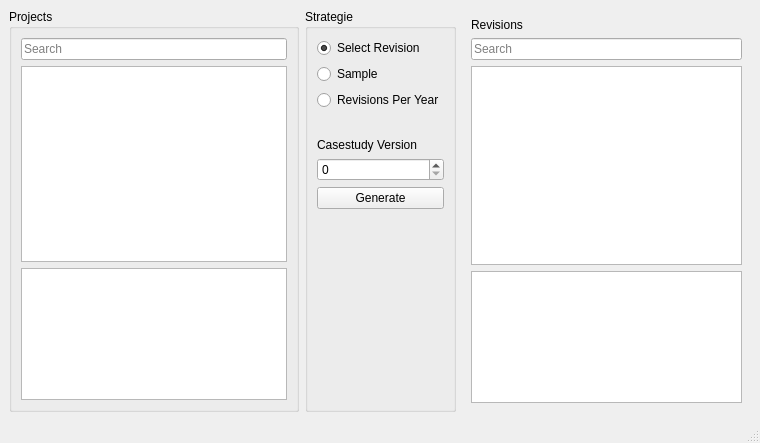
The window that uicomponents/CaseStudyGeneration.ui (se-sic/VaRA-Tool-Suite) describes before a commit, drawn with Qt 5.
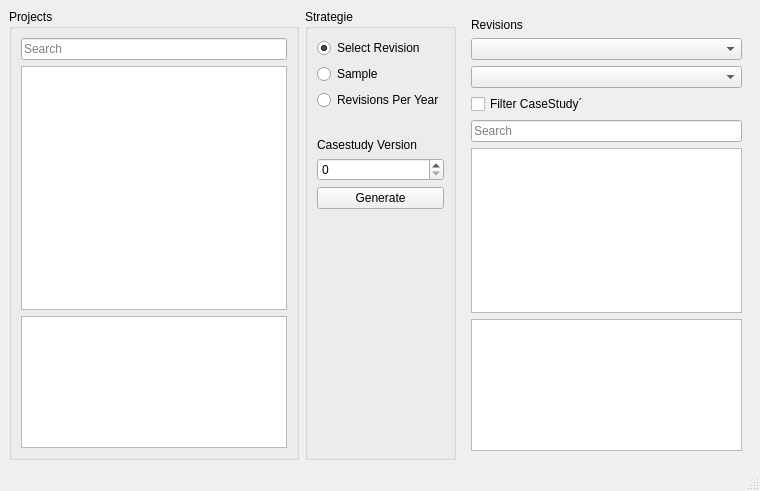
The same window after the commit.

Commit message: add case_study overview to gui

The edit to the form file:
```diff
--- a/uicomponents/CaseStudyGeneration.ui
+++ b/uicomponents/CaseStudyGeneration.ui
@@ -10,7 +10,7 @@
     <x>0</x>
     <y>0</y>
     <width>760</width>
-    <height>443</height>
+    <height>491</height>
    </rect>
   </property>
   <property name="sizePolicy">
@@ -150,6 +150,19 @@
           </property>
          </widget>
         </item>
+        <item>
+         <widget class="QComboBox" name="case_study"/>
+        </item>
+        <item>
+         <widget class="QComboBox" name="experiment"/>
+        </item>
+        <item>
+         <widget class="QCheckBox" name="cs_filter">
+          <property name="text">
+           <string>Filter CaseStudy´</string>
+          </property>
+         </widget>
+        </item>
         <item>
          <widget class="QLineEdit" name="commit_search">
           <property name="placeholderText">
@@ -358,8 +371,8 @@
           <string>&lt;!DOCTYPE HTML PUBLIC &quot;-//W3C//DTD HTML 4.0//EN&quot; &quot;http://www.w3.org/TR/REC-html40/strict.dtd&quot;&gt;
 &lt;html&gt;&lt;head&gt;&lt;meta name=&quot;qrichtext&quot; content=&quot;1&quot; /&gt;&lt;style type=&quot;text/css&quot;&gt;
 p, li { white-space: pre-wrap; }
-&lt;/style&gt;&lt;/head&gt;&lt;body style=&quot; font-family:'Ubuntu'; font-size:11pt; font-weight:400; font-style:normal;&quot;&gt;
-&lt;p style=&quot;-qt-paragraph-type:empty; margin-top:0px; margin-bottom:0px; margin-left:0px; margin-right:0px; -qt-block-indent:0; text-indent:0px;&quot;&gt;&lt;br /&gt;&lt;/p&gt;&lt;/body&gt;&lt;/html&gt;</string>
+&lt;/style&gt;&lt;/head&gt;&lt;body style=&quot; font-family:'Noto Sans'; font-size:10pt; font-weight:400; font-style:normal;&quot;&gt;
+&lt;p style=&quot;-qt-paragraph-type:empty; margin-top:0px; margin-bottom:0px; margin-left:0px; margin-right:0px; -qt-block-indent:0; text-indent:0px; font-family:'Ubuntu'; font-size:11pt;&quot;&gt;&lt;br /&gt;&lt;/p&gt;&lt;/body&gt;&lt;/html&gt;</string>
          </property>
         </widget>
        </item>
```
Left out of the diff: 2 changed lines with no effect on the pictures. The commit also changes 2 other files.
